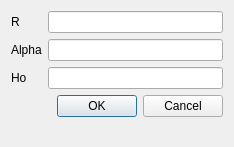
Old version of the form src/capillary.ui in the repository AdamMajer/bshouty-lung-model.
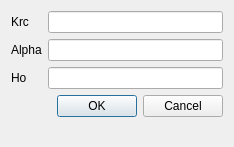
New version of the form.

What changed in the file:
```diff
--- a/src/capillary.ui
+++ b/src/capillary.ui
@@ -65,7 +65,7 @@
    <item row="0" column="0">
     <widget class="QLabel" name="label_4">
      <property name="text">
-      <string>R</string>
+      <string>Krc</string>
      </property>
     </widget>
    </item>
```
Left out of the diff: 6 changed lines with no effect on the pictures.
